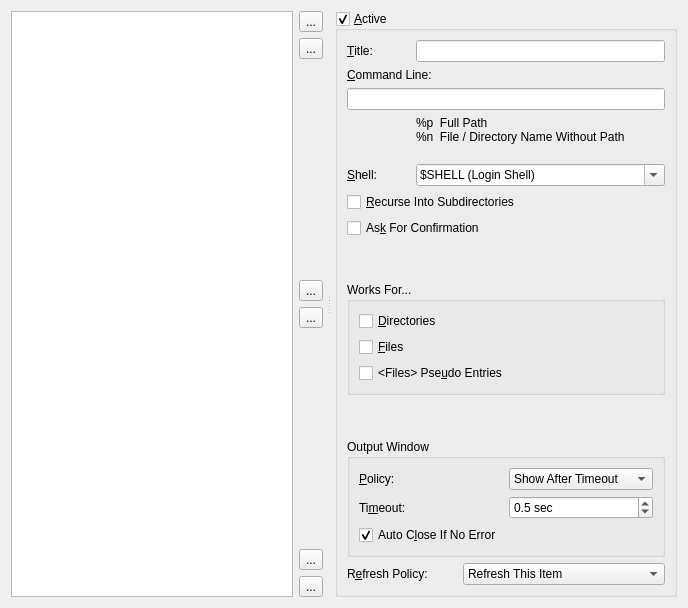
Above: src/cleanup-config-page.ui from shundhammer/qdirstat before the change. Below: the same form after it.
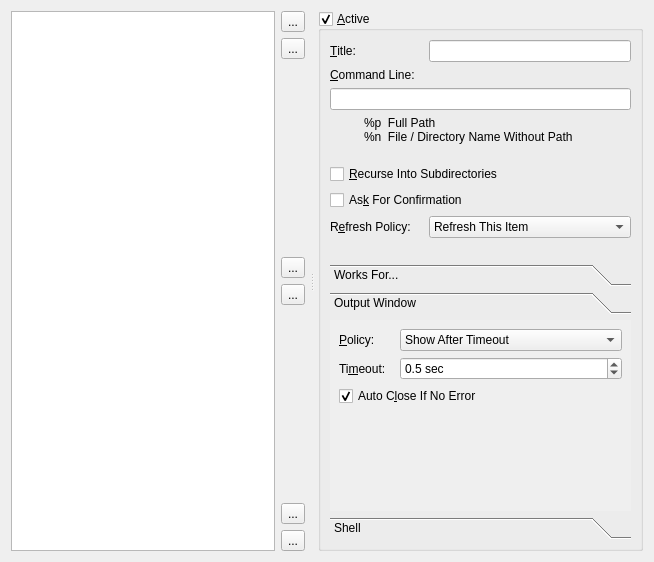
That is the form after the change. The open tabs and pages were chosen to show the change. Icons and pictures are not drawn.

Commit message: Made cleanup config less crowded

Diff of the .ui file:
```diff
--- a/src/cleanup-config-page.ui
+++ b/src/cleanup-config-page.ui
@@ -6,25 +6,21 @@
    <rect>
     <x>0</x>
     <y>0</y>
-    <width>688</width>
-    <height>608</height>
+    <width>654</width>
+    <height>562</height>
    </rect>
   </property>
   <property name="windowTitle">
    <string>Form</string>
   </property>
-  <layout class="QVBoxLayout" name="verticalLayout">
+  <layout class="QVBoxLayout" name="verticalLayout_7">
    <item>
     <widget class="QSplitter" name="splitter">
-     <property name="toolTip">
-      <string>Drag this to make the left or right
-part of this window smaller or larger.</string>
-     </property>
      <property name="orientation">
       <enum>Qt::Horizontal</enum>
      </property>
      <property name="handleWidth">
-      <number>12</number>
+      <number>13</number>
      </property>
      <property name="childrenCollapsible">
       <bool>false</bool>
@@ -35,14 +31,14 @@
         <widget class="QListWidget" name="cleanupListWidget">
          <property name="minimumSize">
           <size>
-           <width>250</width>
-           <height>400</height>
+           <width>200</width>
+           <height>300</height>
           </size>
          </property>
         </widget>
        </item>
        <item>
-        <layout class="QVBoxLayout" name="verticalLayout_3">
+        <layout class="QVBoxLayout" name="toolButtonLayout">
          <item>
           <widget class="QToolButton" name="moveToTopButton">
            <property name="toolTip">
@@ -72,7 +68,7 @@
           </widget>
          </item>
          <item>
-          <spacer name="verticalSpacer_1">
+          <spacer name="toolButtonUpperSpacer">
            <property name="orientation">
             <enum>Qt::Vertical</enum>
            </property>
@@ -114,7 +110,7 @@
           </widget>
          </item>
          <item>
-          <spacer name="verticalSpacer_2">
+          <spacer name="toolButtonLowerSpacer">
            <property name="orientation">
             <enum>Qt::Vertical</enum>
            </property>
@@ -159,6 +155,12 @@
       </layout>
      </widget>
      <widget class="QGroupBox" name="activeGroupBox">
+      <property name="minimumSize">
+       <size>
+        <width>310</width>
+        <height>0</height>
+       </size>
+      </property>
       <property name="toolTip">
        <string>Uncheck to disable this cleanup action completely.</string>
       </property>
@@ -168,9 +170,17 @@
       <property name="checkable">
        <bool>true</bool>
       </property>
-      <layout class="QGridLayout" name="gridLayout">
+      <layout class="QVBoxLayout" name="verticalLayout_2">
+       <item>
+        <layout class="QGridLayout" name="topFieldsGridLayout">
        <item row="0" column="0">
         <widget class="QLabel" name="titleCaption">
+           <property name="sizePolicy">
+            <sizepolicy hsizetype="Preferred" vsizetype="Preferred">
+             <horstretch>1</horstretch>
+             <verstretch>0</verstretch>
+            </sizepolicy>
+           </property>
          <property name="text">
           <string>&amp;Title:</string>
          </property>
@@ -179,8 +189,34 @@
          </property>
         </widget>
        </item>
-       <item row="0" column="1" colspan="2">
+         <item row="5" column="0" colspan="2">
+          <widget class="QCheckBox" name="askForConfirmationCheckBox">
+           <property name="sizePolicy">
+            <sizepolicy hsizetype="Minimum" vsizetype="Fixed">
+             <horstretch>1</horstretch>
+             <verstretch>0</verstretch>
+            </sizepolicy>
+           </property>
+           <property name="toolTip">
+            <string>Check this if a confirmation dialog should be
+opened before executing the command.
+There will be only one confirmation dialog,
+even if multiple items are selected or if
+the command is executed recursively.</string>
+           </property>
+           <property name="text">
+            <string>As&amp;k For Confirmation</string>
+           </property>
+          </widget>
+         </item>
+         <item row="0" column="1">
         <widget class="QLineEdit" name="titleLineEdit">
+           <property name="sizePolicy">
+            <sizepolicy hsizetype="Expanding" vsizetype="Fixed">
+             <horstretch>2</horstretch>
+             <verstretch>0</verstretch>
+            </sizepolicy>
+           </property>
          <property name="toolTip">
           <string>Enter a title for this cleanup action.
 This will show up in the menus.
@@ -188,29 +224,10 @@
          </property>
         </widget>
        </item>
-       <item row="1" column="0" colspan="2">
-        <widget class="QLabel" name="commandCaption">
-         <property name="text">
-          <string>&amp;Command Line:</string>
-         </property>
-         <property name="buddy">
-          <cstring>commandLineEdit</cstring>
-         </property>
-        </widget>
-       </item>
-       <item row="2" column="0" colspan="3">
-        <widget class="QLineEdit" name="commandLineEdit">
-         <property name="toolTip">
-          <string>Enter the command to be executed here.
-Each command will be executed with a shell.
-
-If multiple items are selected, the command
-will be executed once for each selected item.</string>
-         </property>
-        </widget>
-       </item>
-       <item row="3" column="0">
-        <spacer name="horizontalSpacer">
+         <item row="3" column="0" colspan="2">
+          <layout class="QHBoxLayout" name="miniHelpLayout">
+           <item>
+            <spacer name="miniHelpLeftSpacer">
          <property name="orientation">
           <enum>Qt::Horizontal</enum>
          </property>
@@ -225,8 +242,6 @@
          </property>
         </spacer>
        </item>
-       <item row="3" column="1" colspan="2">
-        <layout class="QHBoxLayout" name="horizontalLayout_3">
          <item>
           <widget class="QLabel" name="miniHelpLabel">
            <property name="toolTip">
@@ -246,7 +261,7 @@
           </widget>
          </item>
          <item>
-          <spacer name="horizontalSpacer_2">
+            <spacer name="miniHelpRightSpacer">
            <property name="orientation">
             <enum>Qt::Horizontal</enum>
            </property>
@@ -260,49 +275,41 @@
          </item>
         </layout>
        </item>
-       <item row="4" column="0">
-        <widget class="QLabel" name="label">
+         <item row="1" column="0">
+          <widget class="QLabel" name="commandCaption">
+           <property name="sizePolicy">
+            <sizepolicy hsizetype="Preferred" vsizetype="Preferred">
+             <horstretch>1</horstretch>
+             <verstretch>0</verstretch>
+            </sizepolicy>
+           </property>
          <property name="text">
-          <string>&amp;Shell:</string>
+            <string>&amp;Command Line:</string>
          </property>
          <property name="buddy">
-          <cstring>shellComboBox</cstring>
+            <cstring>commandLineEdit</cstring>
          </property>
         </widget>
        </item>
-       <item row="4" column="1" colspan="2">
-        <widget class="QComboBox" name="shellComboBox">
+         <item row="2" column="0" colspan="2">
+          <widget class="QLineEdit" name="commandLineEdit">
          <property name="toolTip">
-          <string>Select a shell here or enter your favourite one.
+            <string>Enter the command to be executed here.
+Each command will be executed with a shell.
 
-Each command will be executed with a shell and the &quot;-c&quot; option.
-Shells may behave differently for wildcards and special characters.
-
-If you are setting this up for other users, better be safe and select
-a shell with a well-known behaviour like /bin/bash.</string>
-         </property>
-         <property name="editable">
-          <bool>true</bool>
-         </property>
-         <item>
-          <property name="text">
-           <string>$SHELL (Login Shell)</string>
-          </property>
-         </item>
-         <item>
-          <property name="text">
-           <string>/bin/bash</string>
-          </property>
-         </item>
-         <item>
-          <property name="text">
-           <string>/bin/sh</string>
-          </property>
-         </item>
-        </widget>
-       </item>
-       <item row="5" column="0" colspan="3">
-        <widget class="QCheckBox" name="recursiveCheckBox">
+If multiple items are selected, the command
+will be executed once for each selected item.</string>
+           </property>
+          </widget>
+         </item>
+         <item row="4" column="0" colspan="2">
+          <widget class="QCheckBox" name="recurseCheckBox">
+           <property name="sizePolicy">
+            <sizepolicy hsizetype="Minimum" vsizetype="Fixed">
+             <horstretch>1</horstretch>
+             <verstretch>0</verstretch>
+            </sizepolicy>
+           </property>
          <property name="toolTip">
           <string>Select if the command should be executed recursively
 for each directory in the selected branch.
@@ -313,45 +320,103 @@
          </property>
         </widget>
        </item>
-       <item row="6" column="0" colspan="3">
-        <widget class="QCheckBox" name="askForConfirmationCheckBox">
+         <item row="6" column="1">
+          <widget class="QComboBox" name="refreshPolicyComboBox">
+           <property name="sizePolicy">
+            <sizepolicy hsizetype="Preferred" vsizetype="Fixed">
+             <horstretch>2</horstretch>
+             <verstretch>0</verstretch>
+            </sizepolicy>
+           </property>
          <property name="toolTip">
-          <string>Check this if a confirmation dialog should be
-opened before executing the command.
-There will be only one confirmation dialog,
-even if multiple items are selected or if
-the command is executed recursively.</string>
-         </property>
+            <string>This specifies if and how the directory tree should be
+re-read from disk after the cleanup action is finished.</string>
+           </property>
+           <property name="currentIndex">
+            <number>1</number>
+           </property>
+           <item>
          <property name="text">
-          <string>As&amp;k For Confirmation</string>
-         </property>
-        </widget>
-       </item>
-       <item row="7" column="2">
-        <spacer name="verticalSpacer">
+             <string>No Refresh</string>
+            </property>
+           </item>
+           <item>
+            <property name="text">
+             <string>Refresh This Item</string>
+            </property>
+           </item>
+           <item>
+            <property name="text">
+             <string>Refresh This Item's Parent</string>
+            </property>
+           </item>
+           <item>
+            <property name="text">
+             <string>Assume Item Has Been Deleted</string>
+            </property>
+           </item>
+          </widget>
+         </item>
+         <item row="6" column="0">
+          <widget class="QLabel" name="refreshPolicyCaption">
+           <property name="sizePolicy">
+            <sizepolicy hsizetype="Preferred" vsizetype="Preferred">
+             <horstretch>1</horstretch>
+             <verstretch>0</verstretch>
+            </sizepolicy>
+           </property>
+           <property name="text">
+            <string>R&amp;efresh Policy:</string>
+           </property>
+           <property name="buddy">
+            <cstring>refreshPolicyComboBox</cstring>
+           </property>
+          </widget>
+         </item>
+        </layout>
+       </item>
+       <item>
+        <spacer name="toolBoxSpacer">
          <property name="orientation">
           <enum>Qt::Vertical</enum>
          </property>
+         <property name="sizeType">
+          <enum>QSizePolicy::Preferred</enum>
+         </property>
          <property name="sizeHint" stdset="0">
           <size>
            <width>20</width>
-           <height>0</height>
+           <height>20</height>
           </size>
          </property>
         </spacer>
        </item>
-       <item row="8" column="0" colspan="3">
-        <widget class="QGroupBox" name="worksForGroupBox">
-         <property name="title">
+       <item>
+        <widget class="QToolBox" name="toolBox">
+         <property name="sizePolicy">
+          <sizepolicy hsizetype="Preferred" vsizetype="MinimumExpanding">
+           <horstretch>0</horstretch>
+           <verstretch>0</verstretch>
+          </sizepolicy>
+         </property>
+         <property name="currentIndex">
+          <number>0</number>
+         </property>
+         <widget class="QWidget" name="worksForPage">
+          <property name="geometry">
+           <rect>
+            <x>0</x>
+            <y>0</y>
+            <width>330</width>
+            <height>150</height>
+           </rect>
+          </property>
+          <attribute name="label">
           <string>Works For...</string>
-         </property>
-         <property name="flat">
-          <bool>false</bool>
-         </property>
-         <property name="checkable">
-          <bool>false</bool>
-         </property>
-         <layout class="QVBoxLayout" name="verticalLayout_2">
+          </attribute>
+          <layout class="QVBoxLayout" name="worksForPageLayout">
+           <item>
+            <layout class="QVBoxLayout" name="verticalLayout">
           <item>
            <widget class="QCheckBox" name="worksForDirCheckBox">
             <property name="toolTip">
@@ -384,29 +449,45 @@
            </widget>
           </item>
          </layout>
-        </widget>
-       </item>
-       <item row="9" column="2">
-        <spacer name="verticalSpacer_3">
+           </item>
+           <item>
+            <spacer name="worksForPageSpacer">
          <property name="orientation">
           <enum>Qt::Vertical</enum>
          </property>
          <property name="sizeHint" stdset="0">
           <size>
            <width>20</width>
-           <height>0</height>
+               <height>40</height>
           </size>
          </property>
         </spacer>
        </item>
-       <item row="10" column="0" colspan="3">
-        <widget class="QGroupBox" name="outputWindowGroupBox">
-         <property name="title">
+          </layout>
+         </widget>
+         <widget class="QWidget" name="outputWindowPage">
+          <property name="geometry">
+           <rect>
+            <x>0</x>
+            <y>0</y>
+            <width>330</width>
+            <height>152</height>
+           </rect>
+          </property>
+          <attribute name="label">
           <string>Output Window</string>
-         </property>
-         <layout class="QGridLayout" name="gridLayout_2">
+          </attribute>
+          <layout class="QVBoxLayout" name="verticalLayout_4">
+           <item>
+            <layout class="QGridLayout" name="outputWindowPageGridLayout">
           <item row="0" column="0">
            <widget class="QLabel" name="outputWindowPolicyCaption">
+               <property name="sizePolicy">
+                <sizepolicy hsizetype="Preferred" vsizetype="Preferred">
+                 <horstretch>1</horstretch>
+                 <verstretch>0</verstretch>
+                </sizepolicy>
+               </property>
             <property name="text">
              <string>&amp;Policy:</string>
             </property>
@@ -417,6 +498,12 @@
           </item>
           <item row="0" column="1">
            <widget class="QComboBox" name="outputWindowPolicyComboBox">
+               <property name="sizePolicy">
+                <sizepolicy hsizetype="Preferred" vsizetype="Fixed">
+                 <horstretch>4</horstretch>
+                 <verstretch>0</verstretch>
+                </sizepolicy>
+               </property>
             <property name="toolTip">
              <string>Select if and when to open a window for the output of the command.
 If there is an error, the output window is always opened unless
@@ -450,6 +537,12 @@
           </item>
           <item row="1" column="0">
            <widget class="QLabel" name="outputWindowTimeoutCaption">
+               <property name="sizePolicy">
+                <sizepolicy hsizetype="Preferred" vsizetype="Preferred">
+                 <horstretch>1</horstretch>
+                 <verstretch>0</verstretch>
+                </sizepolicy>
+               </property>
             <property name="text">
              <string>Ti&amp;meout:</string>
             </property>
@@ -460,6 +553,12 @@
           </item>
           <item row="1" column="1">
            <widget class="QDoubleSpinBox" name="outputWindowTimeoutSpinBox">
+               <property name="sizePolicy">
+                <sizepolicy hsizetype="Minimum" vsizetype="Fixed">
+                 <horstretch>2</horstretch>
+                 <verstretch>0</verstretch>
+                </sizepolicy>
+               </property>
             <property name="toolTip">
              <string>Set the timeout for the &quot;Show After Timeout&quot; setting.
 Don't underestimate your computer: It can get more
@@ -498,52 +597,122 @@
            </widget>
           </item>
          </layout>
-        </widget>
-       </item>
-       <item row="11" column="0" colspan="3">
-        <layout class="QHBoxLayout" name="horizontalLayout_2">
+           </item>
+           <item>
+            <spacer name="outputWindowPageSpacer">
+             <property name="orientation">
+              <enum>Qt::Vertical</enum>
+             </property>
+             <property name="sizeType">
+              <enum>QSizePolicy::MinimumExpanding</enum>
+             </property>
+             <property name="sizeHint" stdset="0">
+              <size>
+               <width>20</width>
+               <height>40</height>
+              </size>
+             </property>
+            </spacer>
+           </item>
+          </layout>
+         </widget>
+         <widget class="QWidget" name="shellPage">
+          <property name="geometry">
+           <rect>
+            <x>0</x>
+            <y>0</y>
+            <width>330</width>
+            <height>150</height>
+           </rect>
+          </property>
+          <attribute name="label">
+           <string>Shell</string>
+          </attribute>
+          <layout class="QVBoxLayout" name="verticalLayout_5">
          <item>
-          <widget class="QLabel" name="refreshPolicyCaption">
+            <layout class="QHBoxLayout" name="shellPageLayout">
+             <item>
+              <widget class="QLabel" name="shellCaption">
+               <property name="sizePolicy">
+                <sizepolicy hsizetype="Preferred" vsizetype="Preferred">
+                 <horstretch>1</horstretch>
+                 <verstretch>1</verstretch>
+                </sizepolicy>
+               </property>
            <property name="text">
-            <string>R&amp;efresh Policy:</string>
+                <string>&amp;Shell:</string>
            </property>
            <property name="buddy">
-            <cstring>refreshPolicyComboBox</cstring>
+                <cstring>shellComboBox</cstring>
            </property>
           </widget>
          </item>
          <item>
-          <widget class="QComboBox" name="refreshPolicyComboBox">
+              <widget class="QComboBox" name="shellComboBox">
+               <property name="sizePolicy">
+                <sizepolicy hsizetype="Preferred" vsizetype="Fixed">
+                 <horstretch>3</horstretch>
+                 <verstretch>0</verstretch>
+                </sizepolicy>
+               </property>
            <property name="toolTip">
-            <string>This specifies if and how the directory tree should be
-re-read from disk after the cleanup action is finished.</string>
-           </property>
-           <property name="currentIndex">
-            <number>1</number>
+                <string>Select a shell here or enter your favourite one.
+
+Each command is executed with a shell and the &quot;-c&quot; option.
+Shells may behave differently for wildcards and special characters.
+
+If you are setting this up for other users, better stay on the safe side
+and select a shell with a well-known behaviour like /bin/bash.</string>
+               </property>
+               <property name="editable">
+                <bool>true</bool>
            </property>
            <item>
             <property name="text">
-             <string>No Refresh</string>
+                 <string>$SHELL (Login Shell)</string>
             </property>
            </item>
            <item>
             <property name="text">
-             <string>Refresh This Item</string>
+                 <string>/bin/bash</string>
             </property>
            </item>
            <item>
             <property name="text">
-             <string>Refresh This Item's Parent</string>
-            </property>
-           </item>
+                 <string>/bin/sh</string>
+                </property>
+               </item>
+              </widget>
+             </item>
+            </layout>
+           </item>
            <item>
+            <widget class="QLabel" name="shellMiniHelp">
             <property name="text">
-             <string>Assume Item Has Been Deleted</string>
-            </property>
-           </item>
-          </widget>
-         </item>
-        </layout>
+              <string>Each command is executed with a shell
+and the '-c' option.</string>
+             </property>
+            </widget>
+           </item>
+           <item>
+            <spacer name="shellPageSpacer">
+             <property name="orientation">
+              <enum>Qt::Vertical</enum>
+             </property>
+             <property name="sizeType">
+              <enum>QSizePolicy::MinimumExpanding</enum>
+             </property>
+             <property name="sizeHint" stdset="0">
+              <size>
+               <width>20</width>
+               <height>20</height>
+              </size>
+             </property>
+            </spacer>
+           </item>
+          </layout>
+         </widget>
+        </widget>
        </item>
       </layout>
      </widget>
```
Lines whose indentation alone changed are shown as unchanged. The commit also changes 3 other files.
